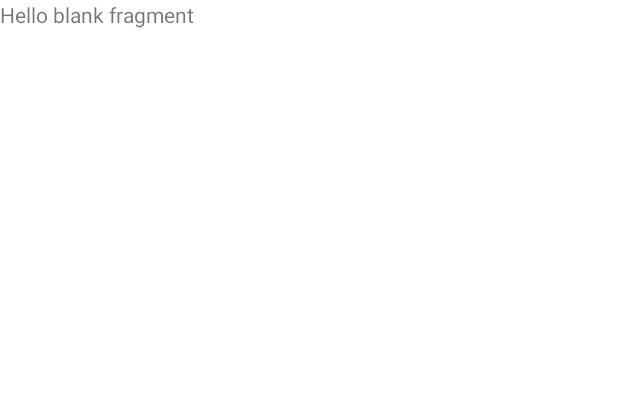
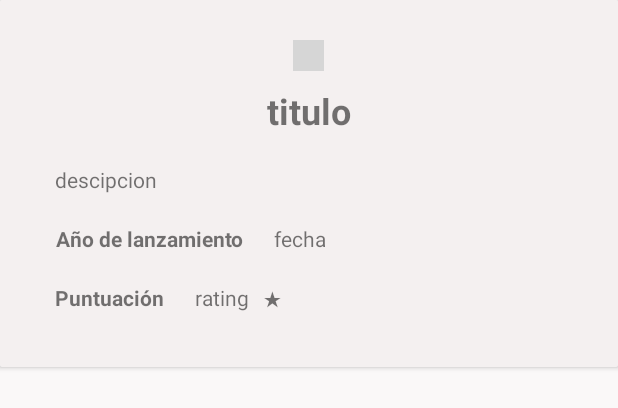
Before and after one commit to Sooleeerr/UD5B_APIMOVIES, an Android app: the layout fragment_pelicula.xml on its own in the app's theme, with its tools: preview values and no code run, on a phone screen of 412 x 824 dp. Shown: the top 408 px of the screen. Run offline under Robolectric (Android 15) with nearby library versions, the phone set to English and light mode, and no system bars; grey boxes are pictures that could not be loaded.

```diff
--- a/app/src/main/java/com/utad/api_peliculas/FragmentPelicula.kt
+++ b/app/src/main/java/com/utad/api_peliculas/FragmentPelicula.kt
@@ -1,10 +1,17 @@
 package com.utad.api_peliculas
 
+import android.os.Build
 import android.os.Bundle
 import androidx.fragment.app.Fragment
 import android.view.LayoutInflater
 import android.view.View
 import android.view.ViewGroup
+import android.widget.ImageView
+import android.widget.TextView
+import androidx.annotation.RequiresApi
+import com.squareup.picasso.Picasso
+import java.time.LocalDate
+import java.time.format.DateTimeFormatter
 
 // TODO: Rename parameter arguments, choose names that match
 // the fragment initialization parameters, e.g. ARG_ITEM_NUMBER
@@ -37,6 +44,28 @@ class FragmentPelicula : Fragment() {
         return inflater.inflate(R.layout.fragment_pelicula, container, false)
     }
 
+    @RequiresApi(Build.VERSION_CODES.O)
+    override fun onViewCreated(view: View, savedInstanceState: Bundle?) {
+        super.onViewCreated(view, savedInstanceState)
+
+        val pelicula = arguments?.getSerializable("miPelicula") as PeliculasResponse.Pelicula
+        view?.findViewById<TextView>(R.id.tituloPelicula)?.setText(pelicula.title)
+        view?.findViewById<TextView>(R.id.descripcionPelicula)?.setText(pelicula.overview)
+
+        /*val dateString = pelicula.release_date
+        val formatter = DateTimeFormatter.ofPattern("yyyy/mm/dd")
+        val date = LocalDate.parse(dateString, formatter).toString()*/
+
+        val dateString = pelicula.release_date
+        val yearLanzamiento= dateString.subSequence(0,4)
+
+        view?.findViewById<TextView>(R.id.yearPelicula)?.setText(yearLanzamiento)
+        view?.findViewById<TextView>(R.id.notaPelicula)?.setText(pelicula.vote_average.toString())
+        Picasso.get().load(ApiRest.URL_IMAGES + pelicula.poster_path).into(view?.findViewById<ImageView>(R.id.imagenPelicula))
+
+
+    }
+
     companion object {
         /**
          * Use this factory method to create a new instance of
--- a/app/src/main/java/com/utad/api_peliculas/MainActivity.kt
+++ b/app/src/main/java/com/utad/api_peliculas/MainActivity.kt
@@ -40,8 +40,11 @@ class MainActivity : AppCompatActivity() {
             val bundle = Bundle()
             bundle.putSerializable("miGenero",it)
             fragment.arguments = bundle
+
+
             supportFragmentManager?.beginTransaction()
-                ?.replace(R.id.mainContainer, fragment)?.addToBackStack("MainActivity")?.commit()
+                ?.replace(R.id.mainContainer, fragment)?.addToBackStack("VistaPeliculas")?.commit()
+
         }
         rvGeneros.adapter = adapter
 
--- a/app/src/main/java/com/utad/api_peliculas/PeliculasAdapter.kt
+++ b/app/src/main/java/com/utad/api_peliculas/PeliculasAdapter.kt
@@ -11,7 +11,7 @@ import androidx.cardview.widget.CardView
 import androidx.recyclerview.widget.RecyclerView
 import com.squareup.picasso.Picasso
 
-class PeliculasAdapter  (private val data: ArrayList<PeliculasResponse.Pelicula>)  : RecyclerView.Adapter<PeliculasAdapter.ViewHolder>() {
+class PeliculasAdapter  (private val data: ArrayList<PeliculasResponse.Pelicula>, val onClick: (PeliculasResponse.Pelicula) -> Unit)  : RecyclerView.Adapter<PeliculasAdapter.ViewHolder>() {
 
     inner class ViewHolder(itemView: View) : RecyclerView.ViewHolder(itemView) {
         val img = itemView.findViewById<ImageView>(R.id.imgPeli)
@@ -30,6 +30,9 @@ class PeliculasAdapter  (private val data: ArrayList<PeliculasResponse.Pelicula>
     override fun onBindViewHolder(holder: ViewHolder, position: Int) {
         holder.bind(data[position])
         val elemento = holder.itemView.findViewById<CardView>(R.id.card)
+        elemento.setOnClickListener {
+            onClick(data[position])
+        }
 
     }
 
--- a/app/src/main/java/com/utad/api_peliculas/PeliculasResponse.kt
+++ b/app/src/main/java/com/utad/api_peliculas/PeliculasResponse.kt
@@ -21,5 +21,5 @@ data class PeliculasResponse(
         val video: Boolean,
         val vote_average: Double,
         val vote_count: Int
-    )
+    ): java.io.Serializable
 }
--- a/app/src/main/java/com/utad/api_peliculas/VistaPeliculas.kt
+++ b/app/src/main/java/com/utad/api_peliculas/VistaPeliculas.kt
@@ -33,12 +33,20 @@ class VistaPeliculas : Fragment() {
         // Mostrar como cuadricula
         val mLayoutManager = GridLayoutManager(this.context, 2)
         rvPeliculas.layoutManager = mLayoutManager
-        adapter = PeliculasAdapter(data)
+        adapter = PeliculasAdapter(data){
+            val fragment = FragmentPelicula()
+            val bundle = Bundle()
+            bundle.putSerializable("miPelicula",it)
+            fragment.arguments = bundle
+            parentFragmentManager?.beginTransaction()
+                ?.replace(R.id.peliculasContainer, fragment)?.addToBackStack("MainActivity")?.commit()
+        }
         rvPeliculas.adapter = adapter
 
         // recupero el genero de la vista anterior
         val genero = arguments?.getSerializable("miGenero") as Genre
         getPeliculas(genero.id)
+
     }
 
     private fun getPeliculas(idGenero: Int){
--- a/app/src/main/res/layout/fragment_pelicula.xml
+++ b/app/src/main/res/layout/fragment_pelicula.xml
@@ -1,14 +1,106 @@
 <?xml version="1.0" encoding="utf-8"?>
 <FrameLayout xmlns:android="http://schemas.android.com/apk/res/android"
+    xmlns:app="http://schemas.android.com/apk/res-auto"
     xmlns:tools="http://schemas.android.com/tools"
     android:layout_width="match_parent"
     android:layout_height="match_parent"
+    android:background="#FAF8F8"
     tools:context=".FragmentPelicula">
 
     <!-- TODO: Update blank fragment layout -->
-    <TextView
+
+    <androidx.cardview.widget.CardView
         android:layout_width="match_parent"
-        android:layout_height="match_parent"
-        android:text="@string/hello_blank_fragment" />
+        android:layout_height="wrap_content"
+        android:padding="40px">
+
+        <LinearLayout
+            android:layout_width="match_parent"
+            android:layout_height="match_parent"
+            android:background="#F4F0F0"
+            android:gravity="center"
+            android:orientation="vertical"
+            android:padding="40px">
+
+            <ImageView
+                android:id="@+id/imagenPelicula"
+                android:layout_width="wrap_content"
+                android:layout_height="wrap_content"
+                android:padding="15px"
+                tools:src="@tools:sample/avatars" />
+
+            <TextView
+                android:id="@+id/tituloPelicula"
+                android:layout_width="match_parent"
+                android:layout_height="match_parent"
+                android:gravity="center"
+                android:padding="15px"
+                android:text="titulo"
+                android:textSize="24sp"
+                android:textStyle="bold" />
+
+            <TextView
+                android:id="@+id/descripcionPelicula"
+                android:layout_width="match_parent"
+                android:layout_height="match_parent"
+                android:padding="15px"
+                android:text="descipcion" />
+
+            <LinearLayout
+                android:layout_width="match_parent"
+                android:layout_height="match_parent"
+                android:orientation="horizontal">
+
+                <TextView
+                    android:id="@+id/textView"
+                    android:layout_width="wrap_content"
+                    android:layout_height="wrap_content"
+                    android:gravity="center"
+                    android:padding="15px"
+                    android:text="Año de lanzamiento"
+                    android:textStyle="bold" />
+
+                <TextView
+                    android:id="@+id/yearPelicula"
+                    android:layout_width="wrap_content"
+                    android:layout_height="wrap_content"
+                    android:gravity="center"
+                    android:padding="15px"
+                    android:text="fecha" />
+
+            </LinearLayout>
+
+            <LinearLayout
+                android:layout_width="match_parent"
+                android:layout_height="match_parent"
+                android:orientation="horizontal">
+
+                <TextView
+                    android:id="@+id/textView2"
+                    android:layout_width="wrap_content"
+                    android:layout_height="wrap_content"
+                    android:gravity="center"
+                    android:padding="15px"
+                    android:text="Puntuación"
+                    android:textStyle="bold" />
+
+                <TextView
+                    android:id="@+id/notaPelicula"
+                    android:layout_width="wrap_content"
+                    android:layout_height="wrap_content"
+                    android:gravity="center"
+                    android:padding="15px"
+                    android:text="rating" />
+
+                <TextView
+                    android:id="@+id/textView3"
+                    android:layout_width="wrap_content"
+                    android:layout_height="wrap_content"
+                    android:layout_weight="1"
+                    android:text="★" />
+            </LinearLayout>
+
+        </LinearLayout>
+    </androidx.cardview.widget.CardView>
 
 </FrameLayout>
```
